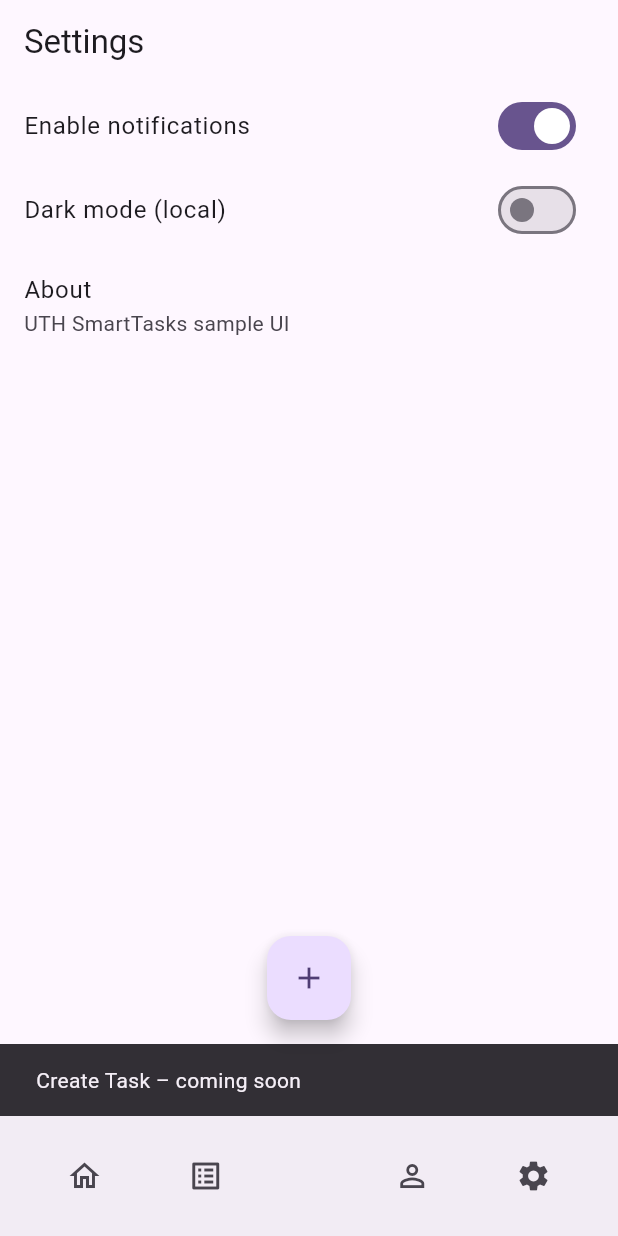
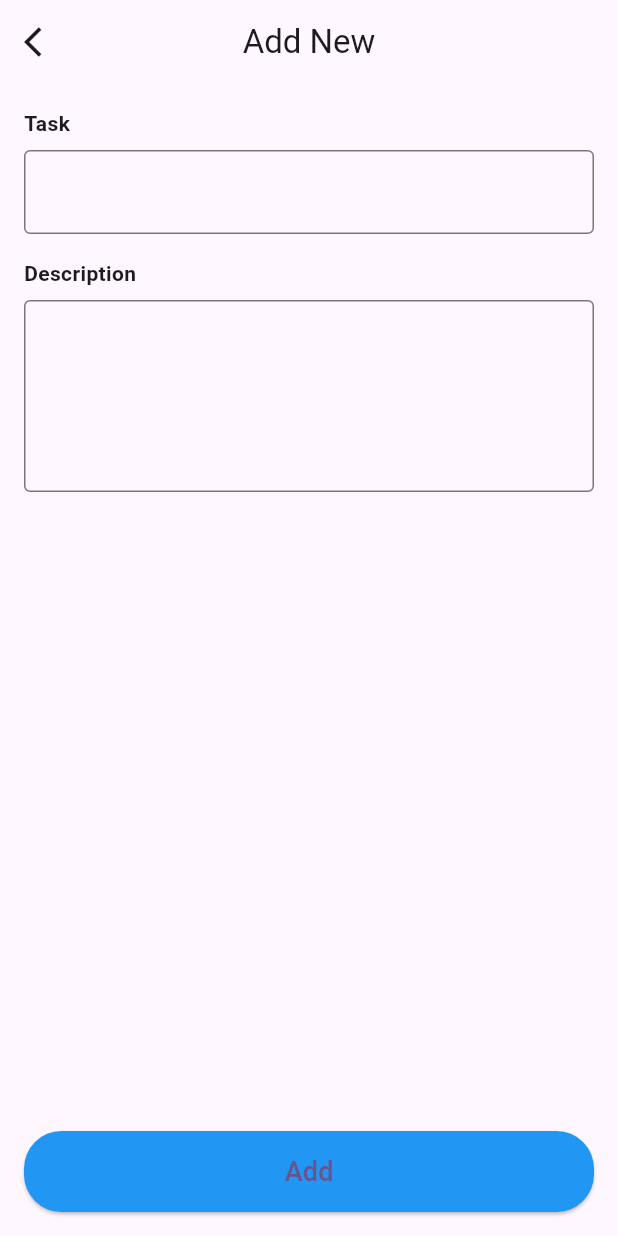
Before and after one commit to anh26092005/BaitapMobile, a Flutter app: the MainTabsPage screen opened directly, item 4 of the bottom bar chosen, after a tap on the "add" icon, on a phone screen of 412 x 824 dp. Run offline on Flutter 3.47's test engine with Material 3 defaults, Android fonts, the phone set to English and light mode, and no system bars; our stand-ins replace firebase_auth, firebase_core, firebase_messaging, google_sign_in; accounts and stored records are empty; network calls fail.

Commit message:
bt-tuan7

```diff
--- a/baitaptuan6/flutter_application_1/lib/main_tabs_page.dart
+++ b/baitaptuan6/flutter_application_1/lib/main_tabs_page.dart
@@ -3,6 +3,7 @@ import 'screens/home_screen.dart';
 import 'screens/list_screen.dart';
 import 'screens/profile_screen.dart';
 import 'screens/settings_screen.dart';
+import 'screens/add_task_screen.dart';
 
 class MainTabsPage extends StatefulWidget {
   final int initialIndex;
@@ -15,11 +16,15 @@ class MainTabsPage extends StatefulWidget {
 class _MainTabsPageState extends State<MainTabsPage> {
   late int _index;
 
-  final List<Widget> _tabs = const [
-    HomeScreen(),
-    ListScreen(),
-    ProfileScreen(),
-    SettingsScreen(),
+  // 🔑 Khai báo duy nhất một GlobalKey để điều khiển ListScreen
+  final GlobalKey<ListScreenState> _listKey = GlobalKey<ListScreenState>();
+
+  // Danh sách các tab chính
+  late final List<Widget> _tabs = [
+    const HomeScreen(),
+    ListScreen(key: _listKey),
+    const ProfileScreen(),
+    const SettingsScreen(),
   ];
 
   @override
@@ -32,13 +37,32 @@ class _MainTabsPageState extends State<MainTabsPage> {
   Widget build(BuildContext context) {
     return Scaffold(
       body: _tabs[_index],
+
       floatingActionButton: FloatingActionButton(
-        onPressed: () => ScaffoldMessenger.of(context).showSnackBar(
-          const SnackBar(content: Text('Create Task – coming soon')),
-        ),
+        onPressed: () async {
+          // 👉 Mở màn hình AddTask
+          final result = await Navigator.push(
+            context,
+            MaterialPageRoute(builder: (_) => const AddTaskScreen()),
+          );
+
+          // 👉 Khi nhấn Add xong thì quay về tab List và thêm task mới
+          if (result != null && result is Map) {
+            setState(() {
+              _index = 1; // chuyển qua tab List
+            });
+            // Ép kiểu Map<dynamic,dynamic> -> Map<String,dynamic>
+            _listKey.currentState?.addTaskManually(
+              Map<String, dynamic>.from(result),
+            );
+          }
+        },
         child: const Icon(Icons.add),
       ),
+
+      // Giúp nút + nằm giữa thanh bar
       floatingActionButtonLocation: FloatingActionButtonLocation.centerDocked,
+
       bottomNavigationBar: BottomAppBar(
         shape: const CircularNotchedRectangle(),
         notchMargin: 6,
@@ -57,14 +81,16 @@ class _MainTabsPageState extends State<MainTabsPage> {
               onPressed: () => setState(() => _index = 1),
               tooltip: 'Tasks',
             ),
-            const SizedBox(width: 24), // space for the FAB notch
+            const SizedBox(width: 24), // chừa chỗ cho nút +
             IconButton(
               icon: Icon(_index == 2 ? Icons.person : Icons.person_outline),
               onPressed: () => setState(() => _index = 2),
               tooltip: 'Profile',
             ),
             IconButton(
-              icon: Icon(_index == 3 ? Icons.settings : Icons.settings_outlined),
+              icon: Icon(
+                _index == 3 ? Icons.settings : Icons.settings_outlined,
+              ),
               onPressed: () => setState(() => _index = 3),
               tooltip: 'Settings',
             ),
--- /dev/null
+++ b/baitaptuan6/flutter_application_1/lib/screens/add_task_screen.dart
@@ -0,0 +1,89 @@
+import 'package:flutter/material.dart';
+
+class AddTaskScreen extends StatefulWidget {
+  const AddTaskScreen({super.key});
+
+  @override
+  State<AddTaskScreen> createState() => _AddTaskScreenState();
+}
+
+class _AddTaskScreenState extends State<AddTaskScreen> {
+  final _titleCtrl = TextEditingController();
+  final _descCtrl = TextEditingController();
+
+  @override
+  void dispose() {
+    _titleCtrl.dispose();
+    _descCtrl.dispose();
+    super.dispose();
+  }
+
+  void _addTask() {
+    final title = _titleCtrl.text.trim();
+    final desc = _descCtrl.text.trim();
+
+    if (title.isEmpty) {
+      ScaffoldMessenger.of(
+        context,
+      ).showSnackBar(const SnackBar(content: Text('Please enter a task name')));
+      return;
+    }
+
+    // Trả dữ liệu về cho ListScreen
+    Navigator.pop(context, {'title': title, 'description': desc});
+  }
+
+  @override
+  Widget build(BuildContext context) {
+    return Scaffold(
+      appBar: AppBar(
+        leading: IconButton(
+          icon: const Icon(Icons.arrow_back_ios),
+          onPressed: () => Navigator.pop(context),
+        ),
+        title: const Text('Add New'),
+        centerTitle: true,
+      ),
+      body: Padding(
+        padding: const EdgeInsets.all(16),
+        child: Column(
+          crossAxisAlignment: CrossAxisAlignment.start,
+          children: [
+            const Text('Task', style: TextStyle(fontWeight: FontWeight.bold)),
+            const SizedBox(height: 8),
+            TextField(
+              controller: _titleCtrl,
+              decoration: const InputDecoration(border: OutlineInputBorder()),
+            ),
+            const SizedBox(height: 16),
+            const Text(
+              'Description',
+              style: TextStyle(fontWeight: FontWeight.bold),
+            ),
+            const SizedBox(height: 8),
+            TextField(
+              controller: _descCtrl,
+              maxLines: 4,
+              decoration: const InputDecoration(border: OutlineInputBorder()),
+            ),
+            const Spacer(),
+            SizedBox(
+              width: double.infinity,
+              child: ElevatedButton(
+                onPressed: _addTask,
+                style: ElevatedButton.styleFrom(
+                  backgroundColor: Colors.blue,
+                  padding: const EdgeInsets.symmetric(vertical: 14),
+                  shape: RoundedRectangleBorder(
+                    borderRadius: BorderRadius.circular(25),
+                  ),
+                ),
+                child: const Text('Add', style: TextStyle(fontSize: 18)),
+              ),
+            ),
+          ],
+        ),
+      ),
+    );
+  }
+}
```
Also changed, not shown: baitaptuan6/flutter_application_1/lib/screens/list_screen.dart (+27 -0 lines).
